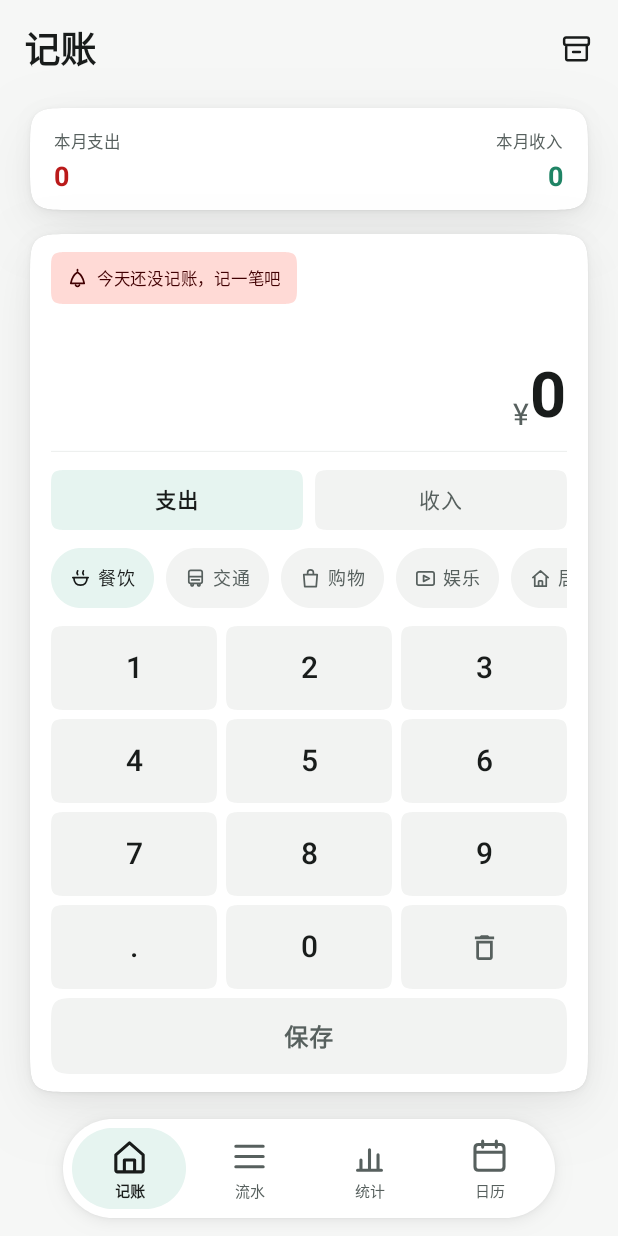
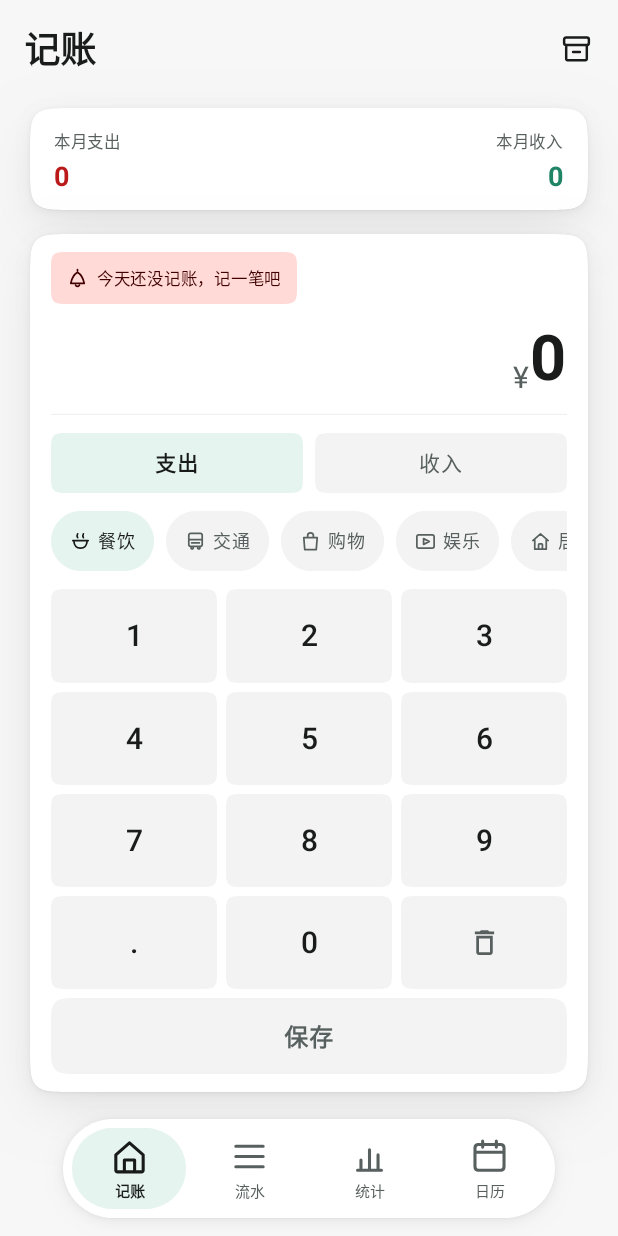
Before and after one commit to Metory-Z/LiCount, an Android app built with Jetpack Compose: the screen it shows after launch (MainActivity), on a phone screen of 412 x 824 dp. Run offline under Robolectric (Android 15) with nearby library versions, the phone set to English and light mode, and no system bars; our stand-ins replace Room's generated code.

Commit message:
fix: 消除首页/日历底部空白，修同日排序与覆盖恢复留底失败

```diff
--- a/app/src/main/java/com/licount/data/TransactionDao.kt
+++ b/app/src/main/java/com/licount/data/TransactionDao.kt
@@ -19,8 +19,10 @@ interface TransactionDao {
     @Query("DELETE FROM transactions WHERE id = :id")
     suspend fun deleteById(id: Long)
 
+    // 所有列表查询都补 id DESC 作次级排序：补记落在当天零点，同一天多笔的
+    // timestamp 完全相同，SQLite 不保证返回顺序，流水/明细里的同日记录会跳位。
     /** 一次性取全部记录（备份导出用，不受月份限制）。 */
-    @Query("SELECT * FROM transactions ORDER BY timestamp DESC")
+    @Query("SELECT * FROM transactions ORDER BY timestamp DESC, id DESC")
     suspend fun getAllOnce(): List<Transaction>
 
     /** 批量插入，主键冲突时跳过；返回每项的 rowId，冲突项为 -1。 */
@@ -30,11 +32,11 @@ interface TransactionDao {
     @Query("DELETE FROM transactions")
     suspend fun deleteAll()
 
-    @Query("SELECT * FROM transactions ORDER BY timestamp DESC")
+    @Query("SELECT * FROM transactions ORDER BY timestamp DESC, id DESC")
     fun observeAll(): Flow<List<Transaction>>
 
     /** 某月起止范围内的记录。startInclusive 含，endExclusive 不含。 */
-    @Query("SELECT * FROM transactions WHERE timestamp >= :start AND timestamp < :end ORDER BY timestamp DESC")
+    @Query("SELECT * FROM transactions WHERE timestamp >= :start AND timestamp < :end ORDER BY timestamp DESC, id DESC")
     fun observeBetween(start: Long, end: Long): Flow<List<Transaction>>
 
     /** 本月总支出（分）。 */
--- a/app/src/main/java/com/licount/ui/App.kt
+++ b/app/src/main/java/com/licount/ui/App.kt
@@ -165,10 +165,15 @@ private fun AppContent(vm: MainViewModel) {
                 )
             }
         ) { padding ->
-            val navDockInset = 96.dp +
+            val navBarBottom =
                 WindowInsets.navigationBars.asPaddingValues().calculateBottomPadding()
+            // 首页保存键贴着卡片底边，要完整避开悬浮药丸；三个可滚动页只需
+            // 让最后一项能滚到药丸上方，多出的 24dp 正是日历下方那块空白
+            val homeInset = 96.dp + navBarBottom
+            val scrollInset = 72.dp + navBarBottom
             val topInset = padding.calculateTopPadding()
-            val bottomInset = if (keyboardVisible) 12.dp else navDockInset
+            val homeBottomInset = if (keyboardVisible) 12.dp else homeInset
+            val scrollBottomInset = if (keyboardVisible) 12.dp else scrollInset
 
             HorizontalPager(
                 state = pagerState,
@@ -184,7 +189,7 @@ private fun AppContent(vm: MainViewModel) {
                         onSave = { amount, cat -> vm.addTransaction(amount, cat) },
                         categoryCounts = categoryCounts,
                         modifier = Modifier.padding(top = topInset),
-                        bottomInset = bottomInset
+                        bottomInset = homeBottomInset
                     )
                     1 -> RecordsScreen(
                         // 流水显示全部记录（含历史月份），否则恢复旧备份后看不到数据
@@ -193,7 +198,7 @@ private fun AppContent(vm: MainViewModel) {
                         onDelete = { vm.deleteTransaction(it) },
                         onEdit = { vm.updateTransaction(it) },
                         modifier = Modifier.padding(top = topInset),
-                        bottomInset = bottomInset
+                        bottomInset = scrollBottomInset
                     )
                     2 -> StatsScreen(
                         transactions = monthTx,
@@ -201,7 +206,7 @@ private fun AppContent(vm: MainViewModel) {
                         onEdit = { vm.updateTransaction(it) },
                         onDelete = { vm.deleteTransaction(it) },
                         modifier = Modifier.padding(top = topInset),
-                        bottomInset = bottomInset
+                        bottomInset = scrollBottomInset
                     )
                     3 -> CalendarScreen(
                         transactions = dashboard.recent,
@@ -212,7 +217,7 @@ private fun AppContent(vm: MainViewModel) {
                             vm.addTransactionAt(amount, cat, note, time)
                         },
                         modifier = Modifier.padding(top = topInset),
-                        bottomInset = bottomInset
+                        bottomInset = scrollBottomInset
                     )
                 }
             }
--- a/app/src/main/java/com/licount/ui/CalendarScreen.kt
+++ b/app/src/main/java/com/licount/ui/CalendarScreen.kt
@@ -15,6 +15,7 @@ import androidx.compose.runtime.saveable.rememberSaveable
 import androidx.compose.ui.Alignment
 import androidx.compose.ui.Modifier
 import androidx.compose.ui.graphics.Color
+import androidx.compose.ui.layout.onSizeChanged
 import androidx.compose.ui.platform.LocalDensity
 import androidx.compose.ui.text.PlatformTextStyle
 import androidx.compose.ui.text.TextStyle
@@ -63,10 +64,16 @@ fun CalendarScreen(
     // 当前所选月份的全部记录，按「日」分组
     val byDay = remember(transactions, year, month) {
         val cal = Calendar.getInstance()
-        transactions.filter { tx ->
-            cal.timeInMillis = tx.timestamp
-            cal.get(Calendar.YEAR) == year && cal.get(Calendar.MONTH) == month
-        }.groupBy { tx ->
+        transactions
+            .sortedWith(
+                compareByDescending<Transaction> { it.timestamp }
+                    .thenByDescending { it.id }
+            )
+            .filter { tx ->
+                cal.timeInMillis = tx.timestamp
+                cal.get(Calendar.YEAR) == year && cal.get(Calendar.MONTH) == month
+            }
+            .groupBy { tx ->
             cal.timeInMillis = tx.timestamp
             cal.get(Calendar.DAY_OF_MONTH)
         }
@@ -85,6 +92,18 @@ fun CalendarScreen(
     val weekCount = ((leadingBlanks + daysInMonth + 6) / 7).coerceAtMost(6)
     val isCurrentMonth = year == now.get(Calendar.YEAR) && month == now.get(Calendar.MONTH)
     val today = now.get(Calendar.DAY_OF_MONTH)
+
+    // 测量页面实际可用高度：卡片至少撑满一屏，剩余高度由网格行高吸收。
+    // 以前卡片按内容自适应、页面底部又叠了一段导航留白，卡片下方会空出一大块。
+    var rootHeightPx by remember { mutableStateOf(0) }
+    val density = LocalDensity.current
+    val cardHeight = (rootHeightPx / density.density - 8f - bottomInset.value - 12f)
+        .coerceAtLeast(320f)
+    // 卡内固定占用：上下 padding 32 + 月份头 36 + 星期 16 + 分隔线 1
+    // + 合计行 42 + 五段内容之间的 4×10 间距 40
+    val gridHeight = (cardHeight - 167f).coerceAtLeast(0f)
+    val rowHeight = ((gridHeight - (weekCount - 1) * 2f) / weekCount)
+        .coerceIn(48f, 88f).dp
 
     val monthExpense = byDay.values.flatten().filter { it.amountFen > 0 }.sumOf { it.amountFen }
     val monthIncome = byDay.values.flatten().filter { it.amountFen < 0 }.sumOf { -it.amountFen }
@@ -106,6 +125,7 @@ fun CalendarScreen(
     Column(
         modifier = modifier
             .fillMaxSize()
+            .onSizeChanged { rootHeightPx = it.height }
             .verticalScroll(rememberScrollState())
             .padding(horizontal = 14.dp)
             .padding(top = 8.dp, bottom = bottomInset + 12.dp)
@@ -116,7 +136,9 @@ fun CalendarScreen(
         // 主卡沿用 DashboardCard 默认的 32dp 大卡圆角，与首页 / 统计一致。
         DashboardCard(
             contentPadding = PaddingValues(horizontal = 8.dp, vertical = 16.dp),
-            modifier = Modifier.fillMaxWidth()
+            modifier = Modifier
+                .fillMaxWidth()
+                .heightIn(min = cardHeight.dp)
         ) {
             Column(verticalArrangement = Arrangement.spacedBy(10.dp)) {
                 // 标题居中，箭头紧挨标题，而不是被 SpaceBetween 顶到屏幕两端
@@ -178,10 +200,11 @@ fun CalendarScreen(
                                 for (dow in 0..6) {
                                     val day = week * 7 + dow - leadingBlanks + 1
                                     if (day !in 1..daysInMonth) {
-                                        Spacer(Modifier.weight(1f).height(58.dp))
+                                        Spacer(Modifier.weight(1f).height(rowHeight))
                                     } else {
                                         DayCell(
                                             day = day,
+                                            rowHeight = rowHeight,
                                             txs = byDay[day].orEmpty(),
                                             isToday = isCurrentMonth && day == today,
                                             isSelected = selectedDay == day,
@@ -422,10 +445,11 @@ fun CalendarScreen(
 
 }
 
-/** 月历里的单个日期格。内容高度固定，保证有/无金额的格子日期不会上下跳动。 */
+/** 月历里的单个日期格。行高按页面剩余空间自适应，保证各周日期对齐、金额不被裁。 */
 @Composable
 private fun RowScope.DayCell(
     day: Int,
+    rowHeight: Dp,
     txs: List<Transaction>,
     isToday: Boolean,
     isSelected: Boolean,
@@ -456,7 +480,7 @@ private fun RowScope.DayCell(
     Box(
         modifier = Modifier
             .weight(1f)
-            .height(58.dp)
+            .height(rowHeight)
             .padding(horizontal = 0.5.dp)
     ) {
         Column(
--- a/app/src/main/java/com/licount/ui/HomeScreen.kt
+++ b/app/src/main/java/com/licount/ui/HomeScreen.kt
@@ -29,9 +29,10 @@ import java.util.Locale
  * 首页：一整块记账面板，整页不滚动。
  *
  * 顶部一条紧凑的本月收支信息条；下方一张完整输入卡，内部依次是
- * 金额展示区（吸收剩余高度）、收支切换、单行横滑分类、数字键盘与保存。
+ * 金额展示区、收支切换、单行横滑分类、数字键盘与保存。
+ * 富余高度由键盘四行按键吸收（按键随屏幕变高），金额上方只留固定小间距，
  * 键盘始终位于卡片底部、悬浮导航栏上方，任何屏幕高度下都无需上滑。
- * 矮屏通过 BoxWithConstraints 自动收紧间距与按键高度，不引入滚动。
+ * 矮屏通过 BoxWithConstraints 自动收紧间距与按键下限，不引入滚动。
  */
 @Composable
 fun HomeScreen(
@@ -66,14 +67,21 @@ fun HomeScreen(
         val compact = maxHeight < 600.dp
         // 两张卡片之间的间距要大于卡内间距，形成 16 > 12 > 8 > 6 的层级
         val outerGap = if (compact) 10.dp else 16.dp
-        // 卡内间距适度加大，把原本堆在金额上方的大片空白匀给控件之间
-        val innerGap = if (compact) 8.dp else 12.dp
+        // 屏幕越高卡内间距略增；但富余高度主要交给键盘行高（见 NumPad），
+        // 不再像以前那样全堆在金额上方形成一大片空白
+        val innerGap = when {
+            compact -> 8.dp
+            maxHeight < 680.dp -> 12.dp
+            else -> 14.dp
+        }
         val cardPadding = if (compact) 10.dp else 12.dp
         val keyGap = if (compact) 4.dp else 6.dp
-        // 键盘整行定高，退格键与数字键完全等高
-        val keyHeight = if (compact) 50.dp else 56.dp
+        // 键盘四行按剩余高度自适应；这里只给极端小屏的键高下限
+        val minKeyHeight = if (compact) 46.dp else 54.dp
         val savePadding = if (compact) 9.dp else 13.dp
         val chipPadding = if (compact) 6.dp else 8.dp
+        // 金额与提醒之间的固定呼吸空间，取代原来的 Spacer(weight(1f))
+        val amountTopGap = if (compact) 6.dp else 12.dp
         val baseAmountSize = if (compact) 34.sp else 42.sp
         val amountFontSize = if (amountText.length > 8) {
             if (compact) 28.sp else 32.sp
@@ -138,12 +146,9 @@ fun HomeScreen(
                         .padding(horizontal = 14.dp, vertical = cardPadding),
                     verticalArrangement = Arrangement.spacedBy(innerGap)
                 ) {
-                    // 金额展示区：吃掉所有剩余高度，提醒在上、金额靠底部右侧
-                    Column(
-                        modifier = Modifier
-                            .weight(1f)
-                            .fillMaxWidth()
-                    ) {
+                    // 金额展示区：只占自身高度，剩余高度全部留给键盘；
+                    // 提醒在上、金额紧随其后，金额上方不再出现一大片空白
+                    Column(modifier = Modifier.fillMaxWidth()) {
                         if (!todayRecorded) {
                             Row(
                                 modifier = Modifier
@@ -168,7 +173,7 @@ fun HomeScreen(
                                 )
                             }
                         }
-                        Spacer(Modifier.weight(1f))
+                        Spacer(Modifier.height(amountTopGap))
                         Row(
                             modifier = Modifier.fillMaxWidth(),
                             horizontalArrangement = Arrangement.End,
@@ -240,9 +245,10 @@ fun HomeScreen(
                     }
 
                     NumPad(
+                        modifier = Modifier.weight(1f),
                         canSave = canSave,
                         keyGap = keyGap,
-                        keyHeight = keyHeight,
+                        minKeyHeight = minKeyHeight,
                         savePadding = savePadding,
                         onInput = { key -> amountText = handleInput(amountText, key) },
                         onLongDelete = { amountText = "" },
@@ -352,19 +358,26 @@ private fun CategoryChip(
 private fun NumPad(
     canSave: Boolean,
     keyGap: Dp,
-    keyHeight: Dp,
+    minKeyHeight: Dp,
     savePadding: Dp,
     onInput: (String) -> Unit,
     onLongDelete: () -> Unit,
-    onSave: () -> Unit
+    onSave: () -> Unit,
+    modifier: Modifier = Modifier
 ) {
     val keys = listOf("1", "2", "3", "4", "5", "6", "7", "8", "9", ".", "0", "⌫")
-    Column(verticalArrangement = Arrangement.spacedBy(keyGap)) {
+    // 四行按键用 weight 吃掉输入卡的全部剩余高度：屏幕越高按键越舒展，
+    // 金额上方不再堆空白，键盘始终贴卡片底部。minKeyHeight 只在极端小屏兜底。
+    Column(
+        modifier = modifier.fillMaxWidth(),
+        verticalArrangement = Arrangement.spacedBy(keyGap)
+    ) {
         keys.chunked(3).forEach { row ->
             Row(
                 modifier = Modifier
                     .fillMaxWidth()
-                    .height(keyHeight),
+                    .weight(1f)
+                    .heightIn(min = minKeyHeight),
                 horizontalArrangement = Arrangement.spacedBy(keyGap)
             ) {
                 row.forEach { key ->
--- a/app/src/main/java/com/licount/ui/RecordsScreen.kt
+++ b/app/src/main/java/com/licount/ui/RecordsScreen.kt
@@ -34,9 +34,16 @@ fun RecordsScreen(
 ) {
     var editing by remember { mutableStateOf<Transaction?>(null) }
     val dateFormat = remember { SimpleDateFormat("MM.dd", Locale.US) }
-    // groupBy 使用 LinkedHashMap，保留倒序输入的日期顺序
+    // 显式按「时间倒序 + id 倒序」排一次：补记都落在零点，同日多笔时间戳相同，
+    // 只靠传入列表的顺序不足以保证从备份 / 合并恢复来的数据也稳定
     val groups = remember(transactions) {
-        transactions.groupBy { TimeUtils.dayStart(it.timestamp) }
+        transactions
+            .sortedWith(
+                compareByDescending<Transaction> { it.timestamp }
+                    .thenByDescending { it.id }
+            )
+            // groupBy 使用 LinkedHashMap，保留倒序输入的日期顺序
+            .groupBy { TimeUtils.dayStart(it.timestamp) }
     }
 
     if (transactions.isEmpty()) {
--- a/app/src/main/java/com/licount/ui/StatsScreen.kt
+++ b/app/src/main/java/com/licount/ui/StatsScreen.kt
@@ -166,7 +166,10 @@ fun StatsScreen(
         val cat = Category.byKey(key)
         val list = remember(transactions, key) {
             transactions.filter { it.amountFen > 0 && it.category == key }
-                .sortedByDescending { it.timestamp }
+                .sortedWith(
+                    compareByDescending<Transaction> { it.timestamp }
+                        .thenByDescending { it.id }
+                )
         }
         val sum = list.sumOf { it.amountFen }
         val ratioText = if (totalExpense > 0L) {
```
Also changed, not shown: app/src/main/java/com/licount/MainViewModel.kt (+22 -10 lines), app/src/main/java/com/licount/data/DeletedStore.kt (+11 -2 lines), app/src/main/java/com/licount/data/RestoreSnapshot.kt (+16 -8 lines), 1 other file.
